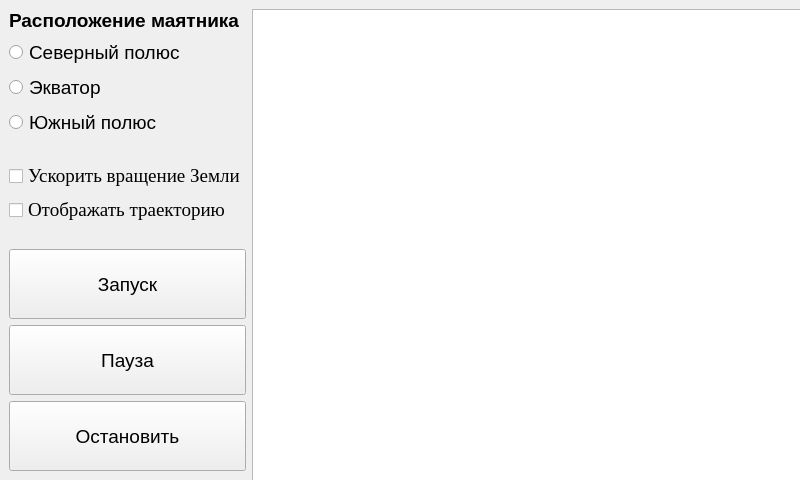
The window that pendulum/mainwindow.ui (Aramis2424/cp_cg) describes before a commit, drawn with Qt 5.
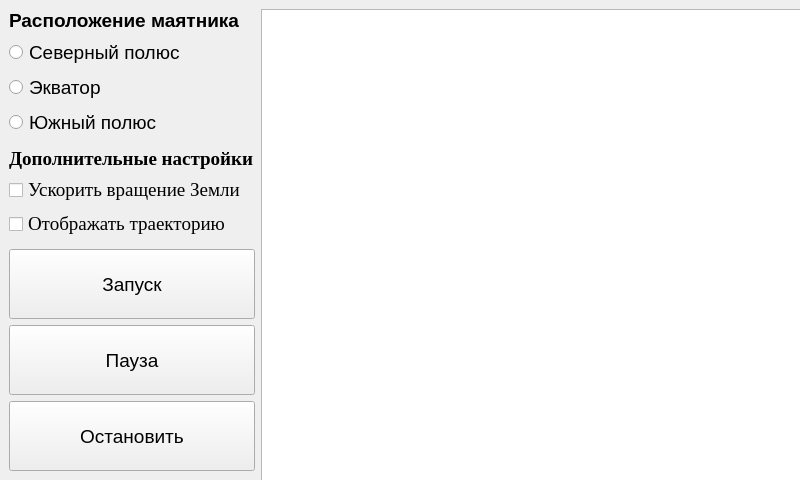
The same window after the commit.

Diff of the .ui file:
```diff
--- a/pendulum/mainwindow.ui
+++ b/pendulum/mainwindow.ui
@@ -60,7 +60,7 @@
     <item>
      <layout class="QVBoxLayout" name="verticalLayout_4">
       <item>
-       <layout class="QVBoxLayout" name="verticalLayout">
+       <layout class="QVBoxLayout" name="verticalLayout_3">
         <item>
          <widget class="QLabel" name="label_place">
           <property name="font">
@@ -120,14 +120,29 @@
         </property>
         <property name="sizeHint" stdset="0">
          <size>
-          <width>20</width>
-          <height>40</height>
+          <width>246</width>
+          <height>13</height>
          </size>
         </property>
        </spacer>
       </item>
       <item>
-       <layout class="QVBoxLayout" name="verticalLayout_3">
+       <layout class="QVBoxLayout" name="verticalLayout_2">
+        <item>
+         <widget class="QLabel" name="label_place_2">
+          <property name="font">
+           <font>
+            <family>Times New Roman</family>
+            <pointsize>14</pointsize>
+            <weight>75</weight>
+            <bold>true</bold>
+           </font>
+          </property>
+          <property name="text">
+           <string>Дополнительные настройки</string>
+          </property>
+         </widget>
+        </item>
         <item>
          <widget class="QCheckBox" name="isAcceleration">
           <property name="font">
@@ -154,6 +169,8 @@
           </property>
          </widget>
         </item>
+       </layout>
+      </item>
         <item>
          <spacer name="verticalSpacer">
           <property name="orientation">
@@ -161,16 +178,14 @@
           </property>
           <property name="sizeHint" stdset="0">
            <size>
-            <width>20</width>
-            <height>40</height>
+          <width>244</width>
+          <height>13</height>
            </size>
           </property>
          </spacer>
         </item>
-       </layout>
-      </item>
       <item>
-       <layout class="QVBoxLayout" name="verticalLayout_2">
+       <layout class="QVBoxLayout" name="verticalLayout">
         <item>
          <widget class="QPushButton" name="start_btn">
           <property name="minimumSize">
```
Lines whose indentation alone changed are shown as unchanged.
